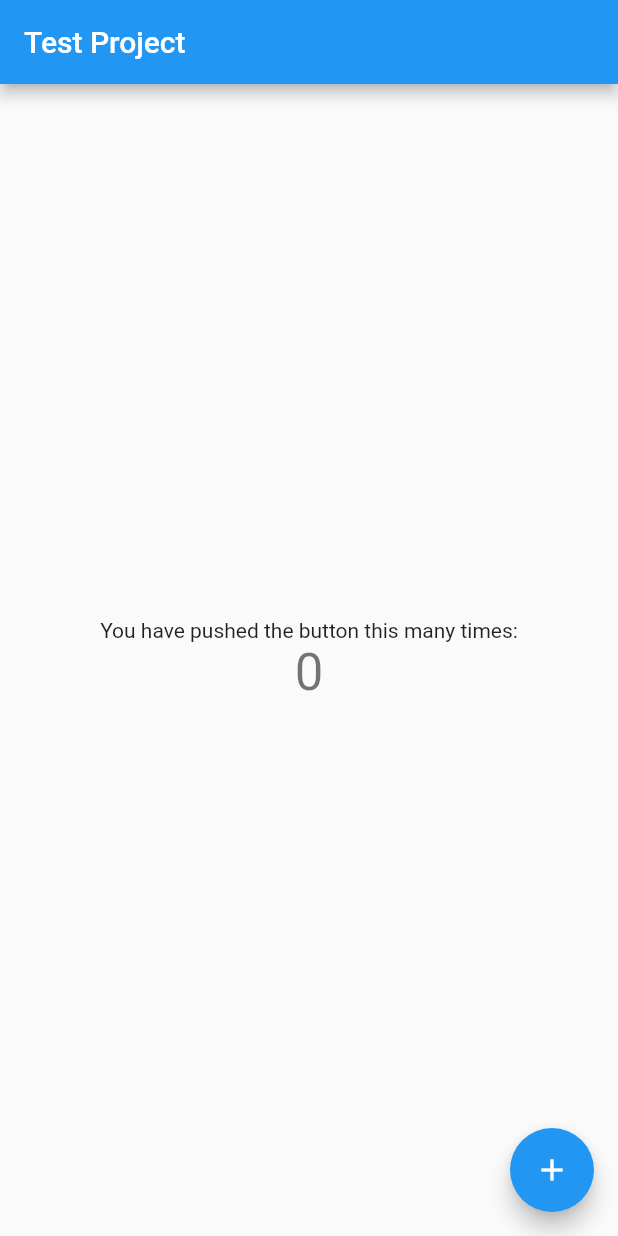
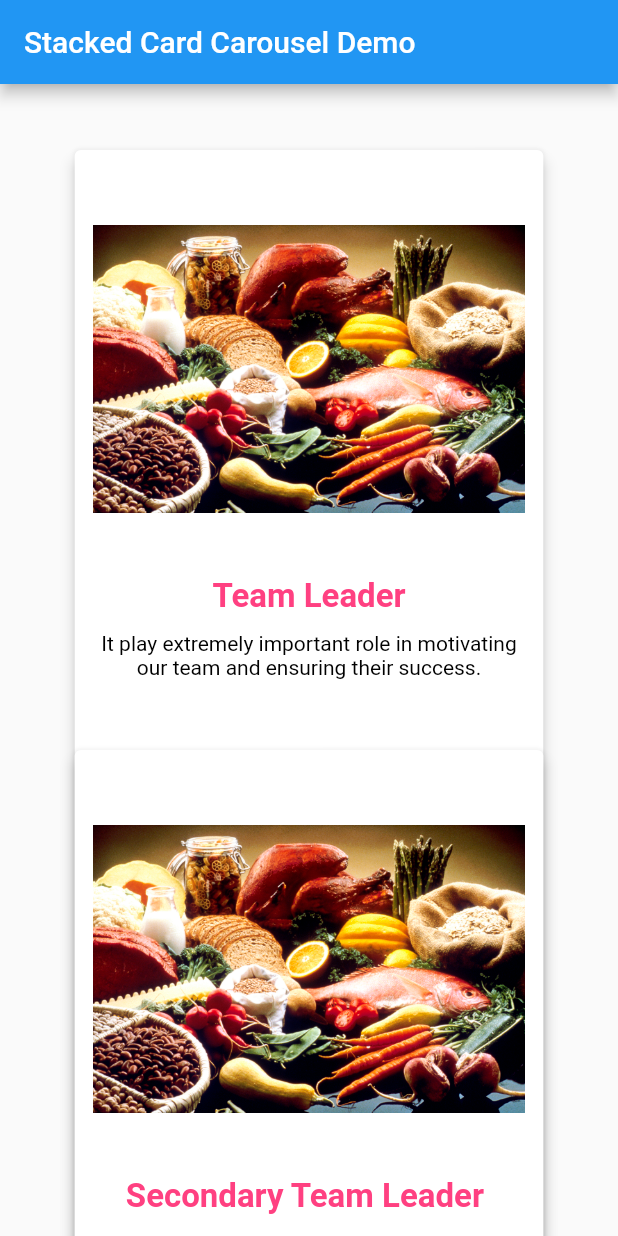
Before and after one commit to RealEskalate/Practice, a Flutter app: the screen it shows after launch, on a phone screen of 412 x 824 dp. Run offline on Flutter 3.47's test engine with Material 2 defaults, Android fonts, the phone set to English and light mode, and no system bars; our stand-ins replace bloc, flutter_bloc, google_fonts, stacked_card_carousel.

Commit message:
[Mobile] add sample project template

```diff
--- /dev/null
+++ b/starter_project_mobile_2022/lib/blog_minasie/presentation/blog_list.dart
@@ -0,0 +1,78 @@
+import 'package:flutter/material.dart';
+import 'package:stacked_card_carousel/stacked_card_carousel.dart';
+import 'package:starter_project_mobile_2022/blog_minasie/presentation/style_card.dart';
+
+class BlogListingAppMinasie extends StatefulWidget {
+  static const pageRoute = "/minasie_blog_listing";
+
+  const BlogListingAppMinasie({Key? key}) : super(key: key);
+  @override
+  _StackedCardDemoState createState() => _StackedCardDemoState();
+}
+
+class _StackedCardDemoState extends State<BlogListingAppMinasie> {
+  final List<Widget> styleCards = [
+    StyleCard(
+      image: Image.asset("assets/image.jpg"),
+      title: "Team Leader",
+      description:
+          "It play extremely important role in motivating\nour team and ensuring their success.",
+    ),
+    StyleCard(
+      image: Image.asset("assets/image.jpg"),
+      title: "Secondary Team Leader ",
+      description:
+          "It provides guidance, instruction, direction to\nour team. Handsome member in our team.",
+    ),
+    StyleCard(
+      image: Image.asset("assets/image.jpg"),
+      title: "Software Engineer",
+      description:
+          "Team player, hard worker, expert in\n both andriod and flutter",
+    ),
+    StyleCard(
+      image: Image.asset("assets/image.jpg"),
+      title: "Software Engineer",
+      description: "Smart, quick learner, and very\ndedicated to the work.",
+    ),
+    StyleCard(
+      image: Image.asset("assets/image.jpg"),
+      title: "Associate Software Engineer",
+      description:
+          "Flutter developer, keen learner\n very supporting. Bodyguard of our team",
+    ),
+    StyleCard(
+      image: Image.asset("assets/image.jpg"),
+      title: "Associate Software Engineer",
+      description:
+          "Responsible team member,situation handler,\nand a sharp learner with flutter and blogs.",
+    ),
+    StyleCard(
+      image: Image.asset("assets/image.jpg"),
+      title: "Associate Software Engineer",
+      description:
+          "Flutter developer with a passion for learning,\nstar blogger, punctual and \na handsome teammate.",
+    ),
+    StyleCard(
+      image: Image.asset("assets/image.jpg"),
+      title: "Associate Software Engineer",
+      description:
+          "Newest team member, with high passion for\nlearning very sharp,and dedicated.Need more\ntime to know about you.",
+    ),
+  ];
+
+  @override
+  Widget build(BuildContext context) {
+    return Scaffold(
+      appBar: AppBar(
+        automaticallyImplyLeading: false,
+        title: const Text('Stacked Card Carousel Demo'),
+      ),
+      body: StackedCardCarousel(
+        initialOffset: 40,
+        spaceBetweenItems: 400,
+        items: styleCards,
+      ),
+    );
+  }
+}
--- /dev/null
+++ b/starter_project_mobile_2022/lib/blog_minasie/presentation/style_card.dart
@@ -0,0 +1,51 @@
+import 'package:flutter/material.dart';
+
+class StyleCard extends StatelessWidget {
+  final Image image;
+  final String title;
+  final String description;
+
+  const StyleCard(
+      {Key? key,
+      required this.image,
+      required this.title,
+      required this.description})
+      : super(key: key);
+
+  @override
+  Widget build(BuildContext context) {
+    return Card(
+      elevation: 4.0,
+      child: Padding(
+        padding: const EdgeInsets.all(12.0),
+        child: Column(
+          children: <Widget>[
+            SizedBox(
+              width: MediaQuery.of(context).size.width * 0.7,
+              height: MediaQuery.of(context).size.width * 0.65,
+              child: image,
+            ),
+            const SizedBox(
+              height: 5,
+            ),
+            Text(
+              title,
+              style: const TextStyle(
+                  color: Colors.pinkAccent,
+                  fontSize: 22,
+                  fontWeight: FontWeight.bold),
+            ),
+            const SizedBox(
+              height: 10,
+            ),
+            Text(
+              description,
+              style: const TextStyle(color: Colors.black),
+              textAlign: TextAlign.center,
+            ),
+          ],
+        ),
+      ),
+    );
+  }
+}
--- a/starter_project_mobile_2022/lib/main.dart
+++ b/starter_project_mobile_2022/lib/main.dart
@@ -1,4 +1,5 @@
 import 'package:flutter/material.dart';
+import 'package:starter_project_mobile_2022/blog_minasie/presentation/blog_list.dart';
 import 'package:starter_project_mobile_2022/routes.dart';
 
 void main() {
@@ -18,7 +19,7 @@ class MyApp extends StatelessWidget {
         primarySwatch: Colors.blue,
       ),
       onGenerateRoute: PageRouter.generateRoute,
-      initialRoute: '/',
+      initialRoute: BlogListingAppMinasie.pageRoute,
     );
   }
 }
--- a/starter_project_mobile_2022/lib/routes.dart
+++ b/starter_project_mobile_2022/lib/routes.dart
@@ -1,4 +1,5 @@
 import 'package:flutter/material.dart';
+import 'package:starter_project_mobile_2022/blog_minasie/presentation/blog_list.dart';
 import 'package:starter_project_mobile_2022/main/homepage.dart';
 
 class PageRouter {
@@ -10,6 +11,12 @@ class PageRouter {
             title: "Test Project",
           );
         });
+
+      case BlogListingAppMinasie.pageRoute:
+        return MaterialPageRoute(builder: (context) {
+          return const BlogListingAppMinasie();
+        });
     }
+    return null;
   }
 }
```
Also changed, not shown: starter_project_mobile_2022/pubspec.yaml (+4 -5 lines), starter_project_mobile_2022/assets/image.jpg (added), starter_project_mobile_2022/pubspec.lock, 1 other file.
